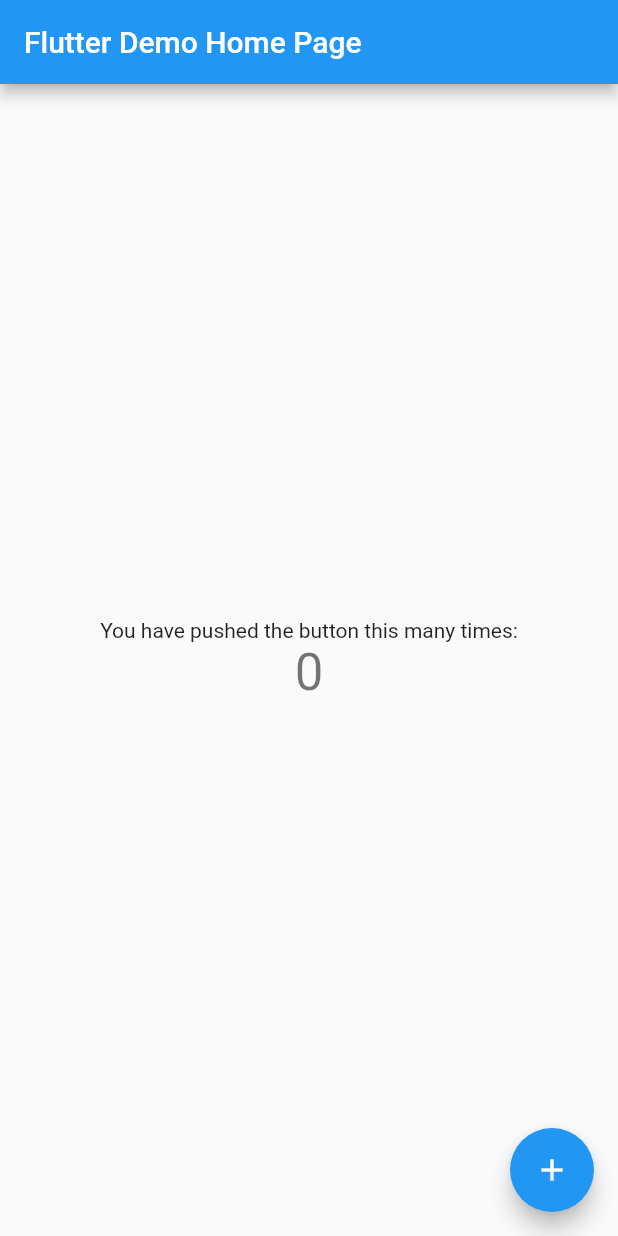
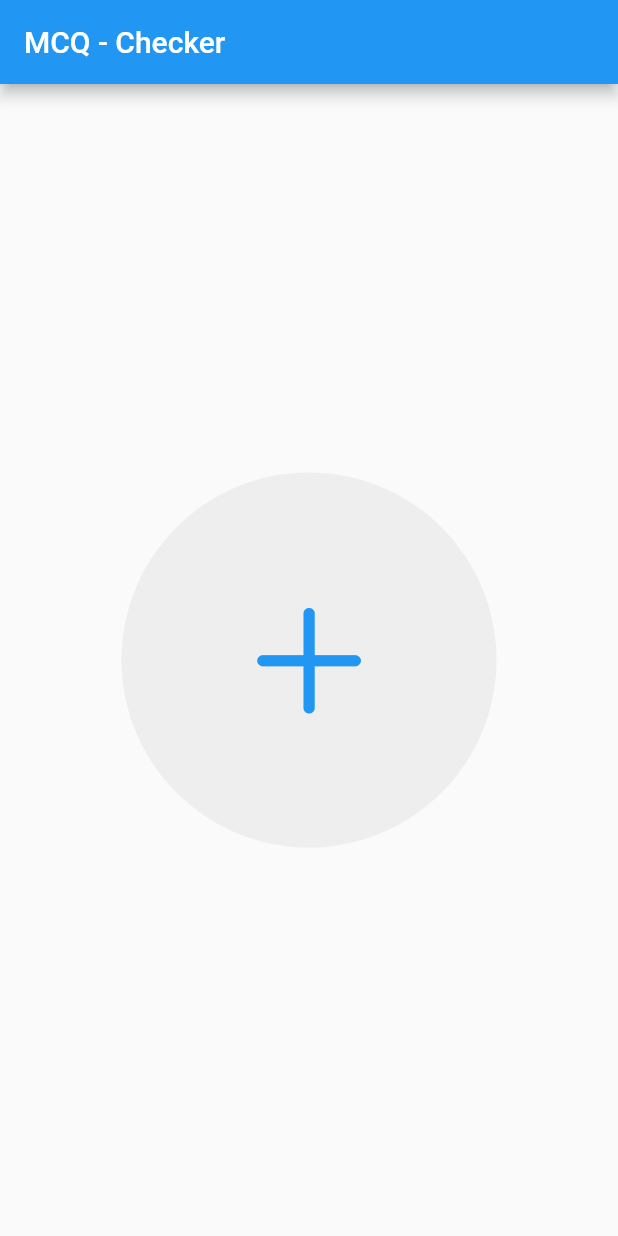
Before and after one commit to koiralapankaj7/mcq_checker, a Flutter app: the screen it shows after launch, on a phone screen of 412 x 824 dp. Run offline on Flutter 3.47's test engine with Material 2 defaults, Android fonts, the phone set to English and light mode, and no system bars.

Commit message:
home screen

```diff
--- a/lib/main.dart
+++ b/lib/main.dart
@@ -1,111 +1,4 @@
 import 'package:flutter/material.dart';
+import 'src/app.dart';
 
-void main() => runApp(MyApp());
-
-class MyApp extends StatelessWidget {
-  // This widget is the root of your application.
-  @override
-  Widget build(BuildContext context) {
-    return MaterialApp(
-      title: 'Flutter Demo',
-      theme: ThemeData(
-        // This is the theme of your application.
-        //
-        // Try running your application with "flutter run". You'll see the
-        // application has a blue toolbar. Then, without quitting the app, try
-        // changing the primarySwatch below to Colors.green and then invoke
-        // "hot reload" (press "r" in the console where you ran "flutter run",
-        // or simply save your changes to "hot reload" in a Flutter IDE).
-        // Notice that the counter didn't reset back to zero; the application
-        // is not restarted.
-        primarySwatch: Colors.blue,
-      ),
-      home: MyHomePage(title: 'Flutter Demo Home Page'),
-    );
-  }
-}
-
-class MyHomePage extends StatefulWidget {
-  MyHomePage({Key key, this.title}) : super(key: key);
-
-  // This widget is the home page of your application. It is stateful, meaning
-  // that it has a State object (defined below) that contains fields that affect
-  // how it looks.
-
-  // This class is the configuration for the state. It holds the values (in this
-  // case the title) provided by the parent (in this case the App widget) and
-  // used by the build method of the State. Fields in a Widget subclass are
-  // always marked "final".
-
-  final String title;
-
-  @override
-  _MyHomePageState createState() => _MyHomePageState();
-}
-
-class _MyHomePageState extends State<MyHomePage> {
-  int _counter = 0;
-
-  void _incrementCounter() {
-    setState(() {
-      // This call to setState tells the Flutter framework that something has
-      // changed in this State, which causes it to rerun the build method below
-      // so that the display can reflect the updated values. If we changed
-      // _counter without calling setState(), then the build method would not be
-      // called again, and so nothing would appear to happen.
-      _counter++;
-    });
-  }
-
-  @override
-  Widget build(BuildContext context) {
-    // This method is rerun every time setState is called, for instance as done
-    // by the _incrementCounter method above.
-    //
-    // The Flutter framework has been optimized to make rerunning build methods
-    // fast, so that you can just rebuild anything that needs updating rather
-    // than having to individually change instances of widgets.
-    return Scaffold(
-      appBar: AppBar(
-        // Here we take the value from the MyHomePage object that was created by
-        // the App.build method, and use it to set our appbar title.
-        title: Text(widget.title),
-      ),
-      body: Center(
-        // Center is a layout widget. It takes a single child and positions it
-        // in the middle of the parent.
-        child: Column(
-          // Column is also layout widget. It takes a list of children and
-          // arranges them vertically. By default, it sizes itself to fit its
-          // children horizontally, and tries to be as tall as its parent.
-          //
-          // Invoke "debug painting" (press "p" in the console, choose the
-          // "Toggle Debug Paint" action from the Flutter Inspector in Android
-          // Studio, or the "Toggle Debug Paint" command in Visual Studio Code)
-          // to see the wireframe for each widget.
-          //
-          // Column has various properties to control how it sizes itself and
-          // how it positions its children. Here we use mainAxisAlignment to
-          // center the children vertically; the main axis here is the vertical
-          // axis because Columns are vertical (the cross axis would be
-          // horizontal).
-          mainAxisAlignment: MainAxisAlignment.center,
-          children: <Widget>[
-            Text(
-              'You have pushed the button this many times:',
-            ),
-            Text(
-              '$_counter',
-              style: Theme.of(context).textTheme.display1,
-            ),
-          ],
-        ),
-      ),
-      floatingActionButton: FloatingActionButton(
-        onPressed: _incrementCounter,
-        tooltip: 'Increment',
-        child: Icon(Icons.add),
-      ), // This trailing comma makes auto-formatting nicer for build methods.
-    );
-  }
-}
+main() => runApp(App());
--- /dev/null
+++ b/lib/src/app.dart
@@ -0,0 +1,11 @@
+import 'package:flutter/material.dart';
+import '../src/screens/home_screen.dart';
+
+class App extends StatelessWidget {
+  @override
+  Widget build(BuildContext context) {
+    return MaterialApp(
+      home: HomeScreen(),
+    );
+  }
+}
--- /dev/null
+++ b/lib/src/screens/home_screen.dart
@@ -0,0 +1,42 @@
+import 'package:flutter/material.dart';
+import 'package:flutter/cupertino.dart';
+
+class HomeScreen extends StatelessWidget {
+  @override
+  Widget build(BuildContext context) {
+    return Scaffold(
+      appBar: AppBar(
+        title: Text('MCQ - Checker'),
+      ),
+      body: createBody(),
+    );
+  }
+
+  Widget createBody() {
+    return Center(
+      child: Container(
+        height: 250.0,
+        width: 250.0,
+        decoration: BoxDecoration(
+          color: Colors.grey[200],
+          borderRadius: BorderRadius.circular(125.0),
+        ),
+        child: Material(
+          color: Colors.transparent,
+          child: InkWell(
+            borderRadius: BorderRadius.circular(125.0),
+            splashColor: Colors.blue[100],
+            child: Icon(
+              CupertinoIcons.add,
+              size: 100.0,
+              color: Colors.blue,
+            ),
+            onTap: () {
+              print('Clicked');
+            },
+          ),
+        ),
+      ),
+    );
+  }
+}
```
Also changed, not shown: pubspec.lock, 2 other files.
